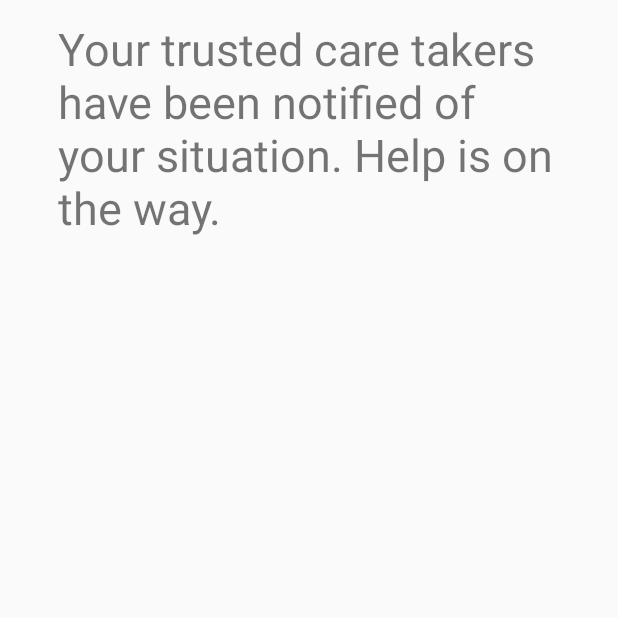
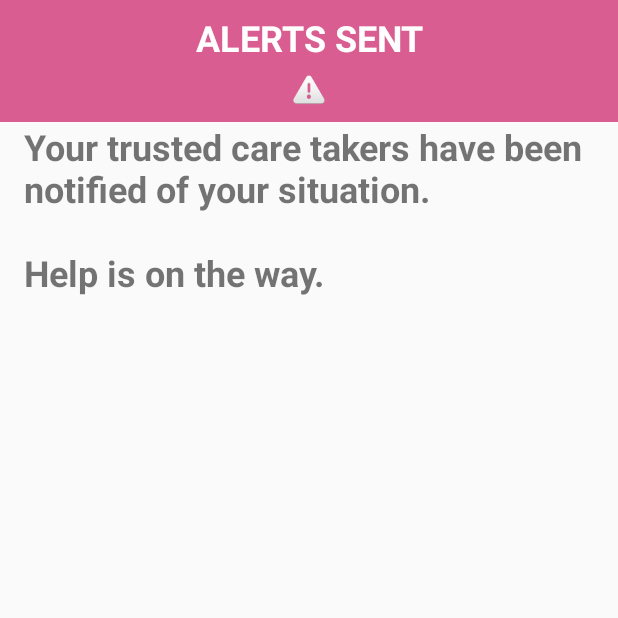
Before and after one commit to FSqDev/PpoBO, an Android app: the PostHelpRedirect screen opened directly, with no data from a screen before it, on a phone screen of 412 x 824 dp, the top half of it. Run offline under Robolectric (Android 15) with nearby library versions, the phone set to English and light mode, and no system bars.

Commit message:
design 1: the prequel

```diff
--- a/PpoBO/app/src/main/java/com/example/test/ppobo/PostHelpRedirect.java
+++ b/PpoBO/app/src/main/java/com/example/test/ppobo/PostHelpRedirect.java
@@ -3,6 +3,9 @@ package com.example.test.ppobo;
 import androidx.appcompat.app.AppCompatActivity;
 
 import android.os.Bundle;
+import android.view.animation.Animation;
+import android.view.animation.AnimationUtils;
+import android.widget.TextView;
 
 public class PostHelpRedirect extends AppCompatActivity {
 
@@ -10,5 +13,15 @@ public class PostHelpRedirect extends AppCompatActivity {
     protected void onCreate(Bundle savedInstanceState) {
         super.onCreate(savedInstanceState);
         setContentView(R.layout.activity_post_help_redirect);
+        RunAnimation();
+    }
+
+    private void RunAnimation()
+    {
+        Animation a = AnimationUtils.loadAnimation(this, R.anim.scale);
+        a.reset();
+        TextView tv = (TextView) findViewById(R.id.textView1);
+        tv.clearAnimation();
+        tv.startAnimation(a);
     }
 }
--- /dev/null
+++ b/PpoBO/app/src/main/res/anim/scale.xml
@@ -0,0 +1,10 @@
+<?xml version="1.0" encoding="utf-8"?>
+<set
+    xmlns:android="http://schemas.android.com/apk/res/android">
+    <scale
+        android:fromXScale="1.0"
+        android:fromYScale="1.0"
+        android:toXScale="1.2"
+        android:toYScale="1.2"
+        android:duration="3000" />
+</set>
--- a/PpoBO/app/src/main/res/layout/activity_post_help_redirect.xml
+++ b/PpoBO/app/src/main/res/layout/activity_post_help_redirect.xml
@@ -7,19 +7,42 @@
     tools:context=".PostHelpRedirect">
 
     <TextView
+        android:id="@+id/textView1"
+        android:layout_width="match_parent"
+        android:layout_height="50dp"
+        android:background="#d95d91"
+        android:gravity="center"
+        android:text="ALERTS SENT"
+        android:textSize="24sp"
+        android:textColor="#ffffff"
+        app:layout_constraintTop_toTopOf="parent"
+        android:textStyle="bold">
+
+    </TextView>
+
+    <ImageView
+        android:id="@+id/image1"
+        android:layout_width="match_parent"
+        android:layout_height="31dp"
+        android:layout_gravity="center_horizontal"
+        android:background="#d95d91"
+        android:paddingBottom="10dp"
+        app:layout_constraintTop_toBottomOf="@id/textView1"
+        app:srcCompat="@android:drawable/ic_dialog_alert">
+
+    </ImageView>
+
+    <TextView
         android:id="@+id/post_help_message"
-        android:layout_width="335dp"
-        android:layout_height="543dp"
-        android:layout_marginLeft="48dp"
-        android:layout_marginTop="12dp"
-        android:layout_marginRight="48dp"
-        android:layout_marginBottom="12dp"
+        android:layout_width="match_parent"
+        android:layout_height="wrap_content"
+        android:layout_marginStart="16dp"
+        android:layout_marginEnd="16dp"
         android:text="@string/post_help_msg"
-        android:textSize="30dp"
-        app:layout_constraintBottom_toBottomOf="parent"
+        android:textSize="24sp"
+        android:textStyle="bold"
         app:layout_constraintEnd_toEndOf="parent"
         app:layout_constraintStart_toStartOf="parent"
-        app:layout_constraintTop_toTopOf="parent"
-        app:layout_constraintVertical_bias="1.0"
+        app:layout_constraintTop_toBottomOf="@id/image1"
         tools:text="@string/post_help_msg" />
 </androidx.constraintlayout.widget.ConstraintLayout>
--- a/PpoBO/app/src/main/res/values/strings.xml
+++ b/PpoBO/app/src/main/res/values/strings.xml
@@ -7,7 +7,7 @@
     <string name="nav_header_desc">Navigation header</string>
     <string name="action_settings">Settings</string>
     <string name="help_msg">Your care receiver requires immediate assistance</string>
-    <string name="post_help_msg">Your trusted care takers have been notified of your situation. Help is on the way.</string>
+    <string name="post_help_msg">Your trusted care takers have been notified of your situation. \n\nHelp is on the way.</string>
 
     <string name="menu_home">Home</string>
 
```
